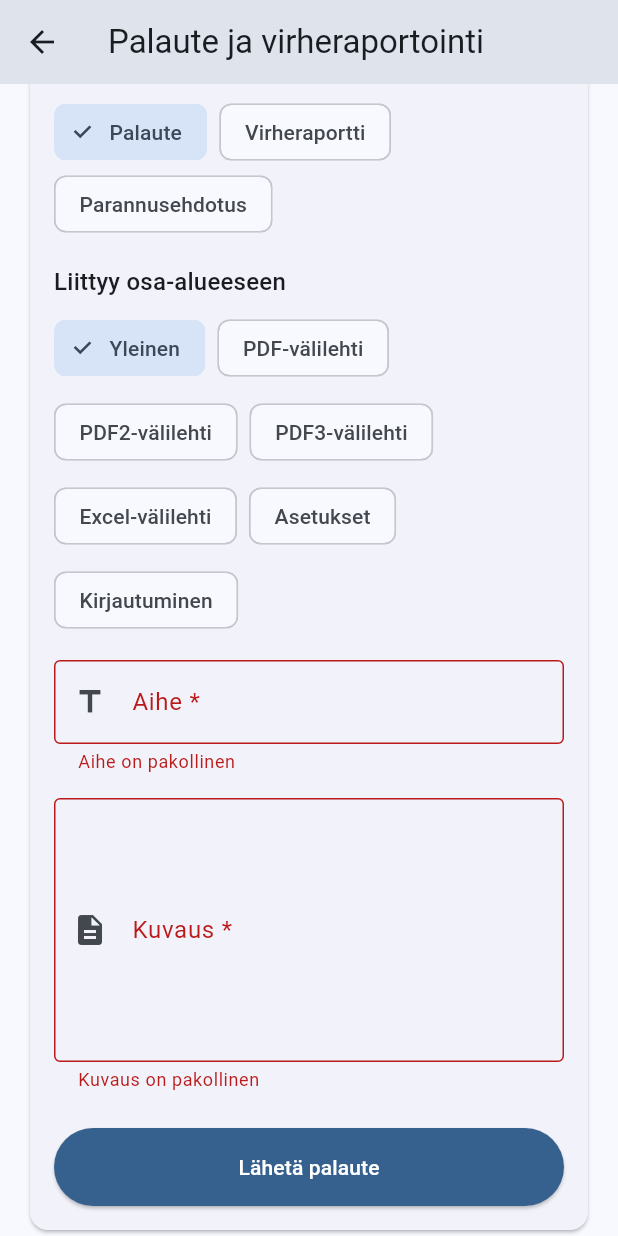
After one commit to Blendermaestro/AEFapp, a Flutter app: the FeedbackScreen screen opened directly, scrolled down 316 dp, after a tap on "Lähetä palaute", on a phone screen of 412 x 824 dp. The commit adds this screen. Run offline on Flutter 3.47's test engine with Material 3 defaults, Android fonts, the phone set to English and light mode, and no system bars; our stand-ins replace open_file, share_plus, shared_preferences, supabase_flutter; missing offline and left inert: excel, syncfusion_flutter_pdf, universal_html; accounts and stored records are empty.

Commit message:
Add feedback and bug report system
- Add FeedbackScreen with sender name, feedback type, and table selection
- Integrate feedback button in main app bar and settings
- Add SupabaseService methods for feedback submission and loading
- Include SQL setup script for feedback table
- Clean UI without emojis, optional sender field
- Support for bug reports, feedback, and suggestions across all app areas

```diff
--- /dev/null
+++ b/lib/screens/feedback_screen.dart
@@ -0,0 +1,460 @@
+import 'package:flutter/material.dart';
+import '../services/supabase_service.dart';
+
+class FeedbackScreen extends StatefulWidget {
+  const FeedbackScreen({super.key});
+
+  @override
+  State<FeedbackScreen> createState() => _FeedbackScreenState();
+}
+
+class _FeedbackScreenState extends State<FeedbackScreen> {
+  final _formKey = GlobalKey<FormState>();
+  final _senderNameController = TextEditingController();
+  final _subjectController = TextEditingController();
+  final _descriptionController = TextEditingController();
+
+  String _selectedFeedbackType = 'feedback';
+  String _selectedTable = 'General';
+  bool _isSubmitting = false;
+  List<Map<String, dynamic>> _previousFeedback = [];
+  bool _isLoadingPrevious = false;
+
+  final List<Map<String, String>> _feedbackTypes = [
+    {'value': 'feedback', 'label': 'Palaute'},
+    {'value': 'bug', 'label': 'Virheraportti'},
+    {'value': 'suggestion', 'label': 'Parannusehdotus'},
+  ];
+
+  final List<Map<String, String>> _relatedTables = [
+    {'value': 'General', 'label': 'Yleinen'},
+    {'value': 'PDF', 'label': 'PDF-välilehti'},
+    {'value': 'PDF2', 'label': 'PDF2-välilehti'},
+    {'value': 'PDF3', 'label': 'PDF3-välilehti'},
+    {'value': 'Excel', 'label': 'Excel-välilehti'},
+    {'value': 'Settings', 'label': 'Asetukset'},
+    {'value': 'Auth', 'label': 'Kirjautuminen'},
+  ];
+
+  @override
+  void initState() {
+    super.initState();
+    _loadPreviousFeedback();
+  }
+
+  @override
+  void dispose() {
+    _senderNameController.dispose();
+    _subjectController.dispose();
+    _descriptionController.dispose();
+    super.dispose();
+  }
+
+  Future<void> _loadPreviousFeedback() async {
+    setState(() {
+      _isLoadingPrevious = true;
+    });
+
+    try {
+      final feedback = await SupabaseService.loadUserFeedback();
+      setState(() {
+        _previousFeedback = feedback;
+      });
+    } catch (e) {
+      print('Error loading previous feedback: $e');
+    } finally {
+      setState(() {
+        _isLoadingPrevious = false;
+      });
+    }
+  }
+
+  Future<void> _submitFeedback() async {
+    if (!_formKey.currentState!.validate()) return;
+
+    setState(() {
+      _isSubmitting = true;
+    });
+
+    try {
+      await SupabaseService.submitFeedback(
+        senderName: _senderNameController.text,
+        feedbackType: _selectedFeedbackType,
+        relatedTable: _selectedTable,
+        subject: _subjectController.text,
+        description: _descriptionController.text,
+      );
+
+      // Clear form
+      _subjectController.clear();
+      _descriptionController.clear();
+
+      // Reload previous feedback
+      await _loadPreviousFeedback();
+
+      // Show success message
+      if (mounted) {
+        ScaffoldMessenger.of(context).showSnackBar(
+          const SnackBar(
+            content: Text('Palaute lähetetty onnistuneesti! Kiitos palautteestasi.'),
+            backgroundColor: Colors.green,
+          ),
+        );
+      }
+    } catch (e) {
+      if (mounted) {
+        ScaffoldMessenger.of(context).showSnackBar(
+          SnackBar(
+            content: Text('Virhe palautteen lähetyksessä: $e'),
+            backgroundColor: Colors.red,
+          ),
+        );
+      }
+    } finally {
+      setState(() {
+        _isSubmitting = false;
+      });
+    }
+  }
+
+  String _getStatusText(String status) {
+    switch (status) {
+      case 'open':
+        return 'Avoin';
+      case 'in_progress':
+        return 'Käsittelyssä';
+      case 'resolved':
+        return 'Ratkaistu';
+      case 'closed':
+        return 'Suljettu';
+      default:
+        return status;
+    }
+  }
+
+  Color _getStatusColor(String status) {
+    switch (status) {
+      case 'open':
+        return Colors.orange;
+      case 'in_progress':
+        return Colors.blue;
+      case 'resolved':
+        return Colors.green;
+      case 'closed':
+        return Colors.grey;
+      default:
+        return Colors.grey;
+    }
+  }
+
+  @override
+  Widget build(BuildContext context) {
+    return Scaffold(
+      appBar: AppBar(
+        title: const Text('Palaute ja virheraportointi'),
+        leading: IconButton(
+          icon: const Icon(Icons.arrow_back),
+          onPressed: () => Navigator.of(context).pop(),
+        ),
+      ),
+      body: Center(
+        child: ConstrainedBox(
+          constraints: const BoxConstraints(maxWidth: 800),
+          child: SingleChildScrollView(
+            padding: const EdgeInsets.all(16),
+            child: Column(
+              crossAxisAlignment: CrossAxisAlignment.start,
+              children: [
+                // Header
+                Card(
+                  child: Padding(
+                    padding: const EdgeInsets.all(16),
+                    child: Column(
+                      crossAxisAlignment: CrossAxisAlignment.start,
+                      children: [
+                        Row(
+                          children: [
+                            Icon(Icons.feedback, color: Theme.of(context).primaryColor),
+                            const SizedBox(width: 12),
+                            Expanded(
+                              child: Column(
+                                crossAxisAlignment: CrossAxisAlignment.start,
+                                children: [
+                                  Text(
+                                    'Lähetä palautetta',
+                                    style: Theme.of(context).textTheme.headlineSmall,
+                                  ),
+                                  const SizedBox(height: 4),
+                                  Text(
+                                    'Kerro mielipiteesi, raportoi virheitä tai ehdota parannuksia.',
+                                    style: TextStyle(color: Colors.grey.shade600),
+                                  ),
+                                ],
+                              ),
+                            ),
+                          ],
+                        ),
+                      ],
+                    ),
+                  ),
+                ),
+                const SizedBox(height: 24),
+
+                // Feedback Form
+                Card(
+                  child: Padding(
+                    padding: const EdgeInsets.all(16),
+                    child: Form(
+                      key: _formKey,
+                      child: Column(
+                        crossAxisAlignment: CrossAxisAlignment.start,
+                        children: [
+                          Text(
+                            'Uusi palaute',
+                            style: Theme.of(context).textTheme.titleLarge,
+                          ),
+                          const SizedBox(height: 16),
+
+                          // Sender Name (optional)
+                          TextFormField(
+                            controller: _senderNameController,
+                            decoration: const InputDecoration(
+                              labelText: 'Lähettäjä (valinnainen)',
+                              hintText: 'Syötä nimesi tai jätä tyhjäksi',
+                              border: OutlineInputBorder(),
+                              prefixIcon: Icon(Icons.person),
+                            ),
+                          ),
+                          const SizedBox(height: 16),
+
+                          // Feedback Type
+                          Text(
+                            'Palautteen tyyppi',
+                            style: Theme.of(context).textTheme.titleMedium,
+                          ),
+                          const SizedBox(height: 8),
+                          Wrap(
+                            spacing: 8,
+                            children: _feedbackTypes.map((type) {
+                              final isSelected = _selectedFeedbackType == type['value'];
+                              return FilterChip(
+                                label: Text(type['label']!),
+                                selected: isSelected,
+                                onSelected: (selected) {
+                                  setState(() {
+                                    _selectedFeedbackType = type['value']!;
+                                  });
+                                },
+                              );
+                            }).toList(),
+                          ),
+                          const SizedBox(height: 16),
+
+                          // Related Table
+                          Text(
+                            'Liittyy osa-alueeseen',
+                            style: Theme.of(context).textTheme.titleMedium,
+                          ),
+                          const SizedBox(height: 8),
+                          Wrap(
+                            spacing: 8,
+                            runSpacing: 8,
+                            children: _relatedTables.map((table) {
+                              final isSelected = _selectedTable == table['value'];
+                              return FilterChip(
+                                label: Text(table['label']!),
+                                selected: isSelected,
+                                onSelected: (selected) {
+                                  setState(() {
+                                    _selectedTable = table['value']!;
+                                  });
+                                },
+                              );
+                            }).toList(),
+                          ),
+                          const SizedBox(height: 16),
+
+                          // Subject
+                          TextFormField(
+                            controller: _subjectController,
+                            decoration: const InputDecoration(
+                              labelText: 'Aihe *',
+                              hintText: 'Lyhyt kuvaus palautteesta',
+                              border: OutlineInputBorder(),
+                              prefixIcon: Icon(Icons.title),
+                            ),
+                            validator: (value) {
+                              if (value == null || value.trim().isEmpty) {
+                                return 'Aihe on pakollinen';
+                              }
+                              return null;
+                            },
+                          ),
+                          const SizedBox(height: 16),
+
+                          // Description
+                          TextFormField(
+                            controller: _descriptionController,
+                            decoration: const InputDecoration(
+                              labelText: 'Kuvaus *',
+                              hintText: 'Kerro yksityiskohtaisesti palautteestasi...',
+                              border: OutlineInputBorder(),
+                              prefixIcon: Icon(Icons.description),
+                            ),
+                            maxLines: 6,
+                            validator: (value) {
+                              if (value == null || value.trim().isEmpty) {
+                                return 'Kuvaus on pakollinen';
+                              }
+                              if (value.trim().length < 10) {
+                                return 'Kuvauksen on oltava vähintään 10 merkkiä pitkä';
+                              }
+                              return null;
+                            },
+                          ),
+                          const SizedBox(height: 24),
+
+                          // Submit Button
+                          SizedBox(
+                            width: double.infinity,
+                            child: ElevatedButton(
+                              onPressed: _isSubmitting ? null : _submitFeedback,
+                              style: ElevatedButton.styleFrom(
+                                backgroundColor: Theme.of(context).primaryColor,
+                                foregroundColor: Colors.white,
+                                padding: const EdgeInsets.symmetric(vertical: 16),
+                              ),
+                              child: _isSubmitting
+                                  ? const Row(
+                                      mainAxisAlignment: MainAxisAlignment.center,
+                                      children: [
+                                        SizedBox(
+                                          width: 20,
+                                          height: 20,
+                                          child: CircularProgressIndicator(
+                                            color: Colors.white,
+                                            strokeWidth: 2,
+                                          ),
+                                        ),
+                                        SizedBox(width: 12),
+                                        Text('Lähetetään...'),
+                                      ],
+                                    )
+                                  : const Text('Lähetä palaute'),
+                            ),
+                          ),
+                        ],
+                      ),
+                    ),
+                  ),
+                ),
+
+                const SizedBox(height: 24),
+
+                // Previous Feedback
+                if (_previousFeedback.isNotEmpty) ...[
+                  Text(
+                    'Aiemmat palautteesi',
+                    style: Theme.of(context).textTheme.titleLarge,
+                  ),
+                  const SizedBox(height: 16),
+                  ..._previousFeedback.map((feedback) {
+                    final createdAt = DateTime.parse(feedback['created_at']);
+                    final formattedDate = '${createdAt.day}.${createdAt.month}.${createdAt.year}';
+
+                    return Card(
+                      margin: const EdgeInsets.only(bottom: 8),
+                      child: Padding(
+                        padding: const EdgeInsets.all(16),
+                        child: Column(
+                          crossAxisAlignment: CrossAxisAlignment.start,
+                          children: [
+                            Row(
+                              children: [
+                                Container(
+                                  padding: const EdgeInsets.symmetric(horizontal: 8, vertical: 4),
+                                  decoration: BoxDecoration(
+                                    color: _getStatusColor(feedback['status']).withValues(alpha: 0.1),
+                                    borderRadius: BorderRadius.circular(12),
+                                    border: Border.all(color: _getStatusColor(feedback['status'])),
+                                  ),
+                                  child: Text(
+                                    _getStatusText(feedback['status']),
+                                    style: TextStyle(
+                                      color: _getStatusColor(feedback['status']),
+                                      fontSize: 12,
+                                      fontWeight: FontWeight.bold,
+                                    ),
+                                  ),
+                                ),
+                                const Spacer(),
+                                Text(
+                                  formattedDate,
+                                  style: TextStyle(
+                                    color: Colors.grey.shade600,
+                                    fontSize: 12,
+                                  ),
+                                ),
+                              ],
+                            ),
+                            const SizedBox(height: 8),
+                            Text(
+                              feedback['subject'],
+                              style: const TextStyle(
+                                fontWeight: FontWeight.bold,
+                                fontSize: 16,
+                              ),
+                            ),
+                            const SizedBox(height: 4),
+                            Row(
+                              children: [
+                                Text(
+                                  _feedbackTypes.firstWhere(
+                                    (type) => type['value'] == feedback['feedback_type'],
+                                    orElse: () => {'label': feedback['feedback_type']},
+                                  )['label']!,
+                                  style: TextStyle(
+                                    color: Colors.grey.shade600,
+                                    fontSize: 12,
+                                  ),
+                                ),
+                                const Text(' • '),
+                                Text(
+                                  _relatedTables.firstWhere(
+                                    (table) => table['value'] == feedback['related_table'],
+                                    orElse: () => {'label': feedback['related_table']},
+                                  )['label']!,
+                                  style: TextStyle(
+                                    color: Colors.grey.shade600,
+                                    fontSize: 12,
+                                  ),
+                                ),
+                              ],
+                            ),
+                            const SizedBox(height: 8),
+                            Text(
+                              feedback['description'],
+                              style: TextStyle(color: Colors.grey.shade800),
+                            ),
+                          ],
+                        ),
+                      ),
+                    );
+                  }).toList(),
+                ],
+
+                if (_isLoadingPrevious)
+                  const Center(
+                    child: Padding(
+                      padding: EdgeInsets.all(16),
+                      child: CircularProgressIndicator(),
+                    ),
+                  ),
+              ],
+            ),
+          ),
+        ),
+      ),
+    );
+  }
+}
--- a/lib/services/supabase_service.dart
+++ b/lib/services/supabase_service.dart
@@ -445,4 +445,63 @@ class SupabaseService {
     final isEmailUser = user.userMetadata?['is_email_user'] as bool?;
     return isEmailUser ?? true; // Default to email user for backwards compatibility
   }
+
+  /// Submit feedback or bug report
+  static Future<void> submitFeedback({
+    required String senderName,
+    required String feedbackType,
+    required String relatedTable,
+    required String subject,
+    required String description,
+  }) async {
+    if (!isLoggedIn) {
+      print('SupabaseService: Not logged in, cannot submit feedback');
+      throw Exception('Kirjautuminen vaaditaan palautteen lähettämiseen');
+    }
+
+    final currentUser = client?.auth.currentUser;
+    if (currentUser == null) {
+      print('SupabaseService: No current user');
+      throw Exception('Käyttäjätietojen lataus epäonnistui');
+    }
+
+    try {
+      final feedbackData = {
+        'user_id': currentUser.id,
+        'sender_name': senderName.trim().isEmpty ? 'Nimetön' : senderName.trim(),
+        'feedback_type': feedbackType,
+        'related_table': relatedTable,
+        'subject': subject.trim(),
+        'description': description.trim(),
+        'user_email': null,
+        'status': 'open',
+        'priority': 'medium',
+      };
+
+      print('SupabaseService: Submitting feedback: ${feedbackData['subject']}');
+      await client?.from('feedback').insert(feedbackData);
+      print('SupabaseService: Successfully submitted feedback');
+    } catch (e) {
+      print('SupabaseService: Error submitting feedback: $e');
+      throw Exception('Palautteen lähettäminen epäonnistui: $e');
+    }
+  }
+
+  /// Load user's feedback submissions
+  static Future<List<Map<String, dynamic>>> loadUserFeedback() async {
+    if (!isLoggedIn) return [];
+
+    try {
+      final response = await client
+          ?.from('feedback')
+          .select()
+          .eq('user_id', currentUser!.id)
+          .order('created_at', ascending: false);
+
+      return response ?? [];
+    } catch (e) {
+      print('SupabaseService: Error loading feedback: $e');
+      return [];
+    }
+  }
 }
```
Also changed, not shown: lib/screens/settings_screen.dart (+40 -0 lines), lib/screens/work_card_screen.dart (+25 -0 lines), 1 other file.
